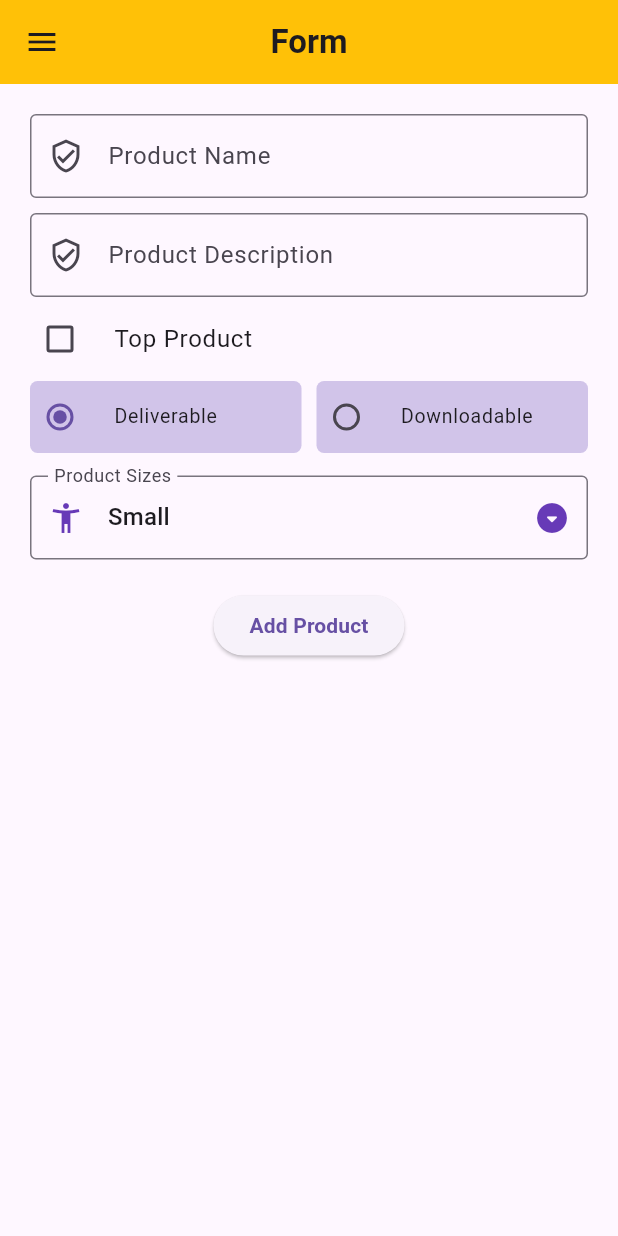
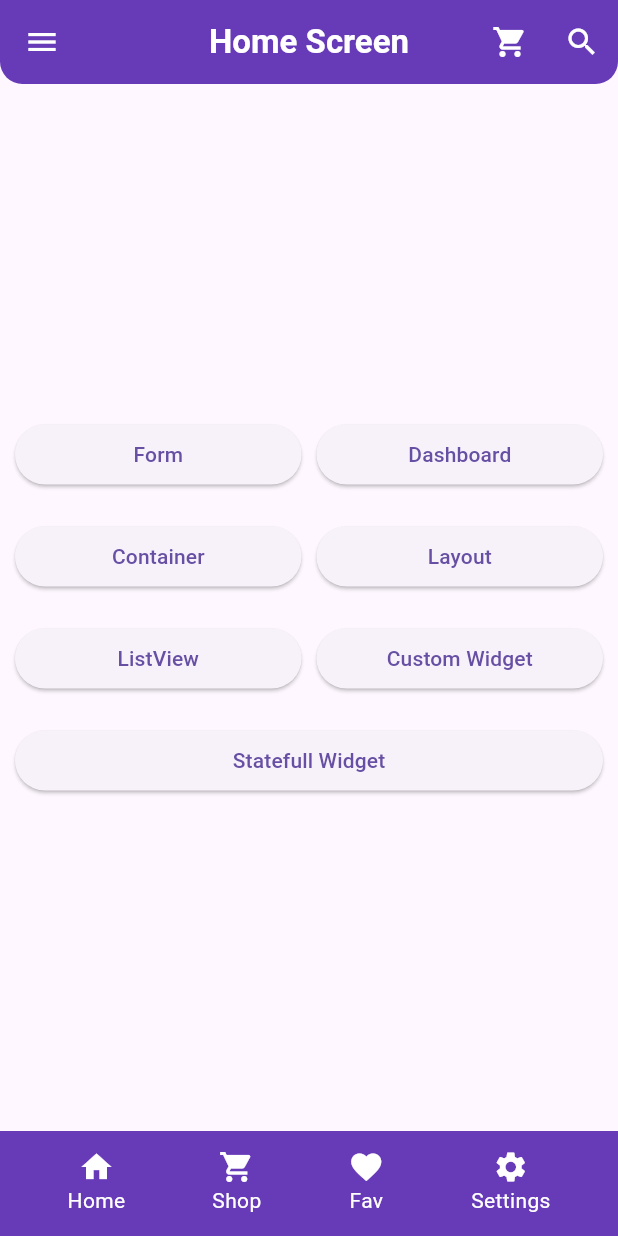
Before and after one commit to Tashfeen-Chohan/FLUTTER-T, a Flutter app: the screen it shows after launch, on a phone screen of 412 x 824 dp. Run offline on Flutter 3.47's test engine with Material 3 defaults, Android fonts, the light colour scheme and no system bars.

Commit message:
added all screens

```diff
--- a/lib/main.dart
+++ b/lib/main.dart
@@ -4,6 +4,7 @@ import 'package:coding_with_t/screens/Form.dart';
 import 'package:coding_with_t/screens/container.dart';
 import 'package:coding_with_t/screens/custom_widget.dart';
 import 'package:coding_with_t/screens/dashboard.dart';
+import 'package:coding_with_t/screens/home_screen.dart';
 import 'package:coding_with_t/screens/layout.dart';
 import 'package:coding_with_t/screens/listview.dart';
 import 'package:coding_with_t/screens/statefull_widget.dart';
@@ -21,13 +22,14 @@ class MainApp extends StatelessWidget {
     return const MaterialApp(
       title: "Coding With Tea",
       debugShowCheckedModeBanner: false,
+      home: HomeScreen(),
       // home: Dashboard(),
       // home: ContainerScreen(),
       // home: LayoutScreen(),
       // home: ListViewScreen(),
       // home: CustomWidget(),
       // home: StatefullWidget(),
-      home: FormScreen(),
+      // home: FormScreen(),
     );
   }
 }
--- a/lib/screens/Form.dart
+++ b/lib/screens/Form.dart
@@ -37,7 +37,6 @@ class _FormScreenState extends State<FormScreen> {
   Widget build(BuildContext context) {
     return Scaffold(
       appBar: const MyAppBar(title: "Form"),
-      drawer: const MyDrawer(),
       body: Center(
         child: Padding(
           padding: const EdgeInsets.all(20),
--- /dev/null
+++ b/lib/screens/home_screen.dart
@@ -0,0 +1,200 @@
+import 'package:coding_with_t/common/drawer.dart';
+import 'package:coding_with_t/screens/Form.dart';
+import 'package:coding_with_t/screens/container.dart';
+import 'package:coding_with_t/screens/custom_widget.dart';
+import 'package:coding_with_t/screens/dashboard.dart';
+import 'package:coding_with_t/screens/layout.dart';
+import 'package:coding_with_t/screens/listview.dart';
+import 'package:coding_with_t/screens/statefull_widget.dart';
+import 'package:flutter/material.dart';
+
+class HomeScreen extends StatelessWidget {
+  const HomeScreen({super.key});
+
+  @override
+  Widget build(BuildContext context) {
+    return Scaffold(
+      appBar: AppBar(
+        backgroundColor: Colors.deepPurple,
+        foregroundColor: Colors.white,
+        title: const Text(
+          "Home Screen",
+          style: TextStyle(fontWeight: FontWeight.bold, color: Colors.white),
+        ),
+        centerTitle: true,
+        actions: [
+          // Icon(Icons.search),
+          IconButton(
+            icon: const Icon(Icons.shopping_cart),
+            onPressed: () {},
+          ),
+          IconButton(
+            icon: const Icon(Icons.search),
+            onPressed: () {},
+          ),
+        ],
+        shape: const RoundedRectangleBorder(
+          borderRadius: BorderRadius.vertical(
+            bottom: Radius.circular(15),
+          ),
+        ),
+      ),
+      drawer: const MyDrawer(),
+      body: Column(
+        mainAxisAlignment: MainAxisAlignment.center,
+        children: [
+          Padding(
+            padding: const EdgeInsets.all(10),
+            child: Row(
+              children: [
+                Expanded(
+                  child: ElevatedButton(
+                    onPressed: () => switchScreen(context, "FormScreen"),
+                    child: const Text("Form"),
+                  ),
+                ),
+                const SizedBox(
+                  width: 10,
+                ),
+                Expanded(
+                  child: ElevatedButton(
+                    onPressed: () => switchScreen(context, "DashboardScreen"),
+                    child: const Text("Dashboard"),
+                  ),
+                ),
+              ],
+            ),
+          ),
+          Padding(
+            padding: const EdgeInsets.all(10),
+            child: Row(
+              children: [
+                Expanded(
+                  child: ElevatedButton(
+                    onPressed: () => switchScreen(context, "ContainerScreen"),
+                    child: const Text("Container"),
+                  ),
+                ),
+                const SizedBox(
+                  width: 10,
+                ),
+                Expanded(
+                  child: ElevatedButton(
+                    onPressed: () => switchScreen(context, "LayoutScreen"),
+                    child: const Text("Layout"),
+                  ),
+                ),
+              ],
+            ),
+          ),
+          Padding(
+            padding: const EdgeInsets.all(10),
+            child: Row(
+              children: [
+                Expanded(
+                  child: ElevatedButton(
+                    onPressed: () => switchScreen(context, "ListViewScreen"),
+                    child: const Text("ListView"),
+                  ),
+                ),
+                const SizedBox(
+                  width: 10,
+                ),
+                Expanded(
+                  child: ElevatedButton(
+                    onPressed: () =>
+                        switchScreen(context, "CustomWidgetScreen"),
+                    child: const Text("Custom Widget"),
+                  ),
+                ),
+              ],
+            ),
+          ),
+          Padding(
+            padding: const EdgeInsets.all(10),
+            child: Row(
+              children: [
+                Expanded(
+                  child: ElevatedButton(
+                    onPressed: () =>
+                        switchScreen(context, "StatefullWidgetScreen"),
+                    child: const Text("Statefull Widget"),
+                  ),
+                ),
+              ],
+            ),
+          ),
+        ],
+      ),
+      bottomNavigationBar: const BottomAppBar(
+          height: 70,
+          color: Colors.deepPurple,
+          child: Row(
+            mainAxisAlignment: MainAxisAlignment.spaceAround,
+            children: [
+              Column(
+                children: [
+                  Icon(
+                    Icons.home,
+                    color: Colors.white,
+                  ),
+                  Text(
+                    "Home",
+                    style: TextStyle(color: Colors.white),
+                  )
+                ],
+              ),
+              Column(
+                children: [
+                  Icon(Icons.shopping_cart, color: Colors.white),
+                  Text(
+                    "Shop",
+                    style: TextStyle(color: Colors.white),
+                  )
+                ],
+              ),
+              Column(
+                children: [
+                  Icon(Icons.favorite, color: Colors.white),
+                  Text(
+                    "Fav",
+                    style: TextStyle(color: Colors.white),
+                  )
+                ],
+              ),
+              Column(
+                children: [
+                  Icon(Icons.settings, color: Colors.white),
+                  Text(
+                    "Settings",
+                    style: TextStyle(color: Colors.white),
+                  )
+                ],
+              ),
+            ],
+          )),
+    );
+  }
+}
+
+void switchScreen(BuildContext context, String screen) {
+  Navigator.push(context, MaterialPageRoute(builder: (context) {
+    if (screen == "FormScreen") {
+      return const FormScreen();
+    } else if (screen == "DashboardScreen") {
+      return const Dashboard();
+    } else if (screen == "ContainerScreen") {
+      return const ContainerScreen();
+    } else if (screen == "LayoutScreen") {
+      return const LayoutScreen();
+    } else if (screen == "ListViewScreen") {
+      return ListViewScreen();
+    } else if (screen == "CustomWidgetScreen") {
+      return const CustomWidget();
+    } else if (screen == "StatefullWidgetScreen") {
+      return const StatefullWidget();
+    } else {
+      return const HomeScreen();
+    }
+  }));
+}
```
Also changed, not shown: lib/common/appbar.dart (+27 -5 lines), lib/screens/container.dart (+6 -6 lines), lib/screens/custom_widget.dart (+4 -6 lines), lib/screens/dashboard.dart (+4 -24 lines), lib/screens/details.dart (+6 -11 lines), lib/screens/layout.dart (+8 -5 lines), lib/screens/listview.dart (+6 -4 lines).
